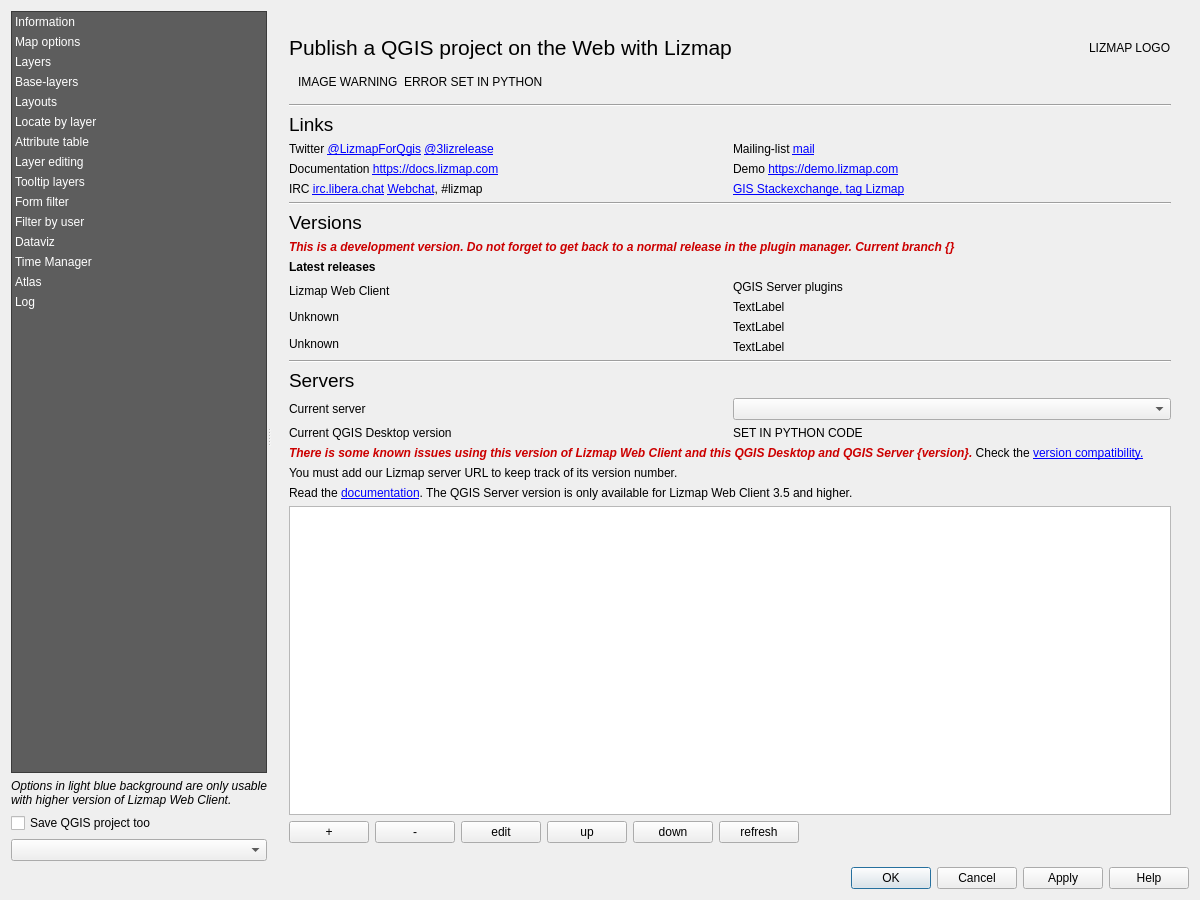
First picture: the form in lizmap/resources/ui/ui_lizmap.ui, repository 3liz/lizmap-plugin, before the edit.
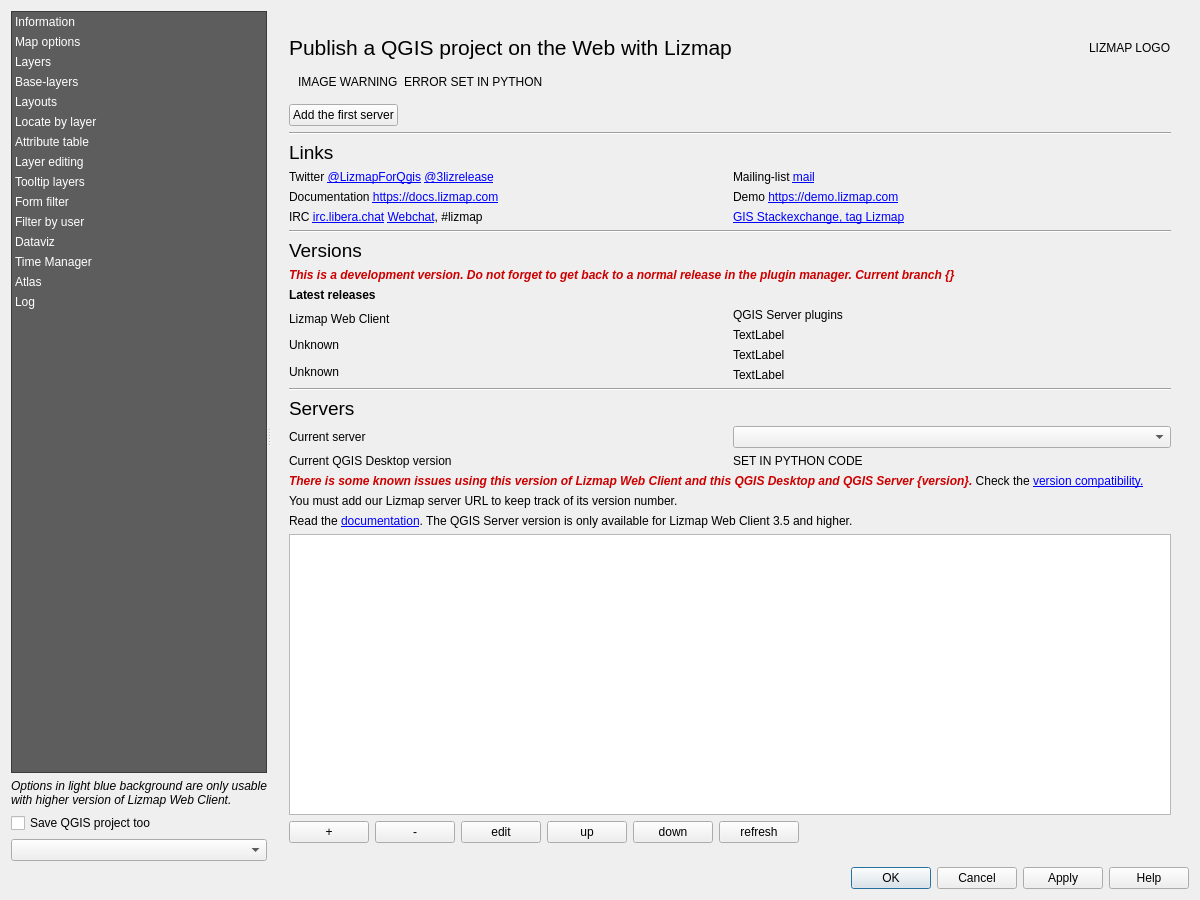
Second picture: the form after the edit. Custom widgets are drawn as their Qt base class.

Commit message: UX - Display a new server button only if there isnt any server

The edit to the form file:
```diff
--- a/lizmap/resources/ui/ui_lizmap.ui
+++ b/lizmap/resources/ui/ui_lizmap.ui
@@ -299,6 +299,30 @@
              </layout>
             </widget>
            </item>
+           <item>
+            <layout class="QHBoxLayout" name="horizontalLayout_10">
+             <item>
+              <widget class="QPushButton" name="add_first_server">
+               <property name="text">
+                <string>Add the first server</string>
+               </property>
+              </widget>
+             </item>
+             <item>
+              <spacer name="horizontalSpacer_13">
+               <property name="orientation">
+                <enum>Qt::Horizontal</enum>
+               </property>
+               <property name="sizeHint" stdset="0">
+                <size>
+                 <width>40</width>
+                 <height>20</height>
+                </size>
+               </property>
+              </spacer>
+             </item>
+            </layout>
+           </item>
            <item>
             <widget class="Line" name="line_2">
              <property name="orientation">
```
The commit also changes 3 other files.
